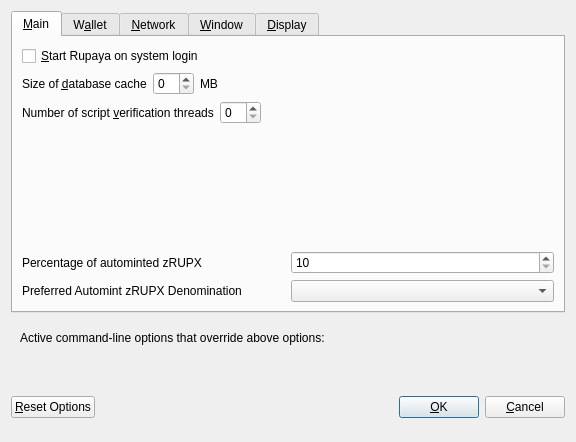
Before: the Qt Designer form src/qt/forms/optionsdialog.ui in jiyocommunity/jiyox, drawn with Qt 5.
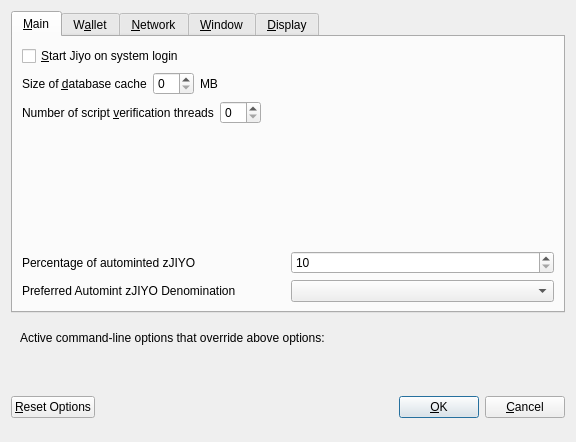
After: the same form once the commit is applied. Custom widgets are drawn as their Qt base class.

What changed in the file:
```diff
--- a/src/qt/forms/optionsdialog.ui
+++ b/src/qt/forms/optionsdialog.ui
@@ -33,7 +33,7 @@
           <string>Automatically start Rupaya after logging in to the system.</string>
          </property>
          <property name="text">
-          <string>&amp;Start Rupaya on system login</string>
+          <string>&amp;Start Jiyo on system login</string>
          </property>
         </widget>
        </item>
@@ -138,7 +138,7 @@
             <string>Percentage of incoming RUPX which get automatically converted to zRUPX via Zerocoin Protocol (min: 10%)</string>
            </property>
            <property name="text">
-            <string>Percentage of autominted zRUPX</string>
+            <string>Percentage of autominted zJIYO</string>
            </property>
           </widget>
          </item>
@@ -171,7 +171,7 @@
             <string>Wait with automatic conversion to Zerocoin until enough RUPX for this denomination is available</string>
            </property>
            <property name="text">
-            <string>Preferred Automint zRUPX Denomination</string>
+            <string>Preferred Automint zJIYO Denomination</string>
            </property>
           </widget>
          </item>
```
Left out of the diff: 16 changed lines with no effect on the pictures.
